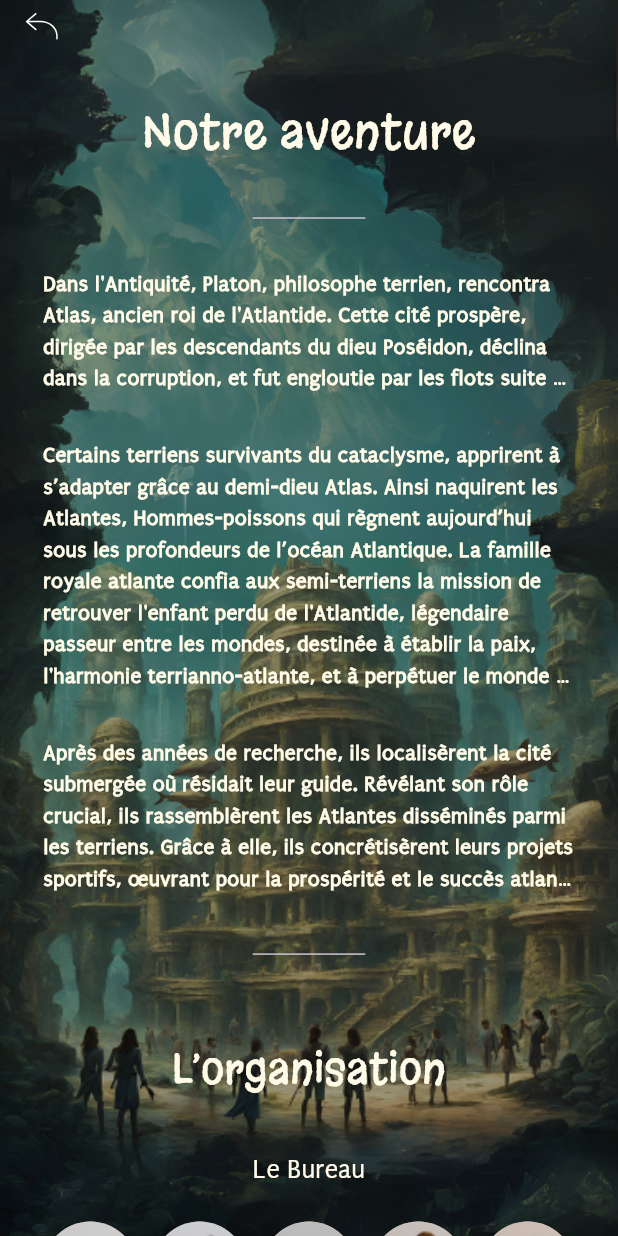
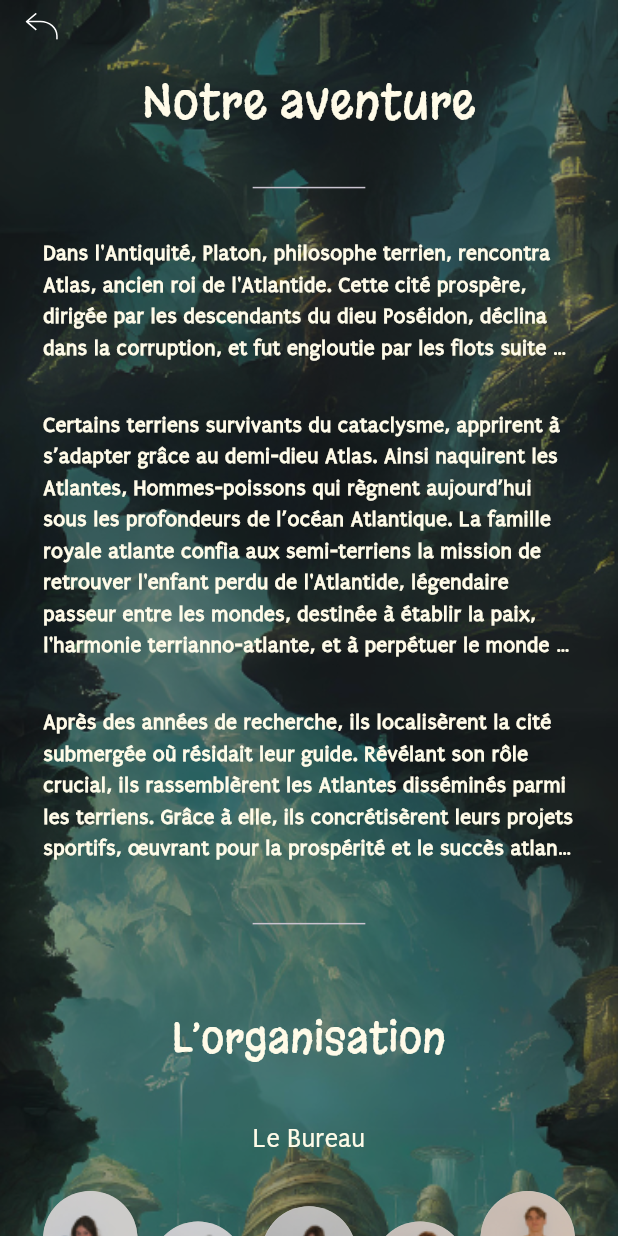
Before and after one commit to sagorahamed1/school_sports, a Flutter app: the screen it shows after launch, on a phone screen of 412 x 824 dp. Run offline on Flutter 3.47's test engine with Material 3 defaults, Android fonts, the light colour scheme and no system bars; our stand-ins replace flutter_screenutil, flutter_svg, get.

Commit message:
Positional issue complated

```diff
--- a/lib/views/screens/notreaventureScreen/notreaventure_screen.dart
+++ b/lib/views/screens/notreaventureScreen/notreaventure_screen.dart
@@ -32,20 +32,21 @@ class NotreaventureScreen extends StatelessWidget {
             )),
       ),
 //==============================================================================================================
-      body: Container(
+      body: SingleChildScrollView(
+        child: Container(
           width: double.infinity,
           decoration: const BoxDecoration(
             image: DecorationImage(
-              image: AssetImage(AppImages.notreaventurebg), fit: BoxFit.cover),
+                image: AssetImage(AppImages.notreaventurebg),
+                fit: BoxFit.cover),
           ),
-        child: SingleChildScrollView(
           child: Padding(
             padding: EdgeInsets.symmetric(horizontal: 26.w),
             child: Column(
               crossAxisAlignment: CrossAxisAlignment.center,
               mainAxisAlignment: MainAxisAlignment.start,
               children: [
-                SizedBox(height: 65.h),
+                SizedBox(height: 45.h),
                 //==============================================> Description Section <======================================================================
                 CustomText(
                   text: AppConstants.notreAventure,
@@ -88,7 +89,7 @@ class NotreaventureScreen extends StatelessWidget {
                 ),
                 SizedBox(height: 31.h),
                 SizedBox(width: 68.w, child: const Divider()),
-
+                //=======================================================================================================================================================
                 SizedBox(height: 47.h),
                 CustomText(
                   text: AppConstants.lorganisation,
@@ -112,9 +113,7 @@ class NotreaventureScreen extends StatelessWidget {
                               ),
                             ));
                   },
-
-//=====================================================================================================================================
-
+                  //==================================================> leBureau  Section<=========================
                   child: CustomText(
                     text: AppConstants.leBureau,
                     fontName: "Puritan",
@@ -124,21 +123,48 @@ class NotreaventureScreen extends StatelessWidget {
                   ),
                 ),
                 SizedBox(height: 10.h),
-                Row(
-                  mainAxisAlignment: MainAxisAlignment.center,
+                SizedBox(
+                  height: 80.w,
+                  width: MediaQuery.of(context).size.width,
+                  child: Stack(
                     children: [
-                    const CircleCard(image: AssetImage(AppImages.lebureau1)),
-                    SizedBox(width: 9.w),
-                    const CircleCard(image: AssetImage(AppImages.lebureau2)),
-                    SizedBox(width: 9.w),
-                    const CircleCard(image: AssetImage(AppImages.lebureau3)),
-                    SizedBox(width: 9.w),
-                    const CircleCard(image: AssetImage(AppImages.lebureau4)),
-                    SizedBox(width: 9.w),
-                    const CircleCard(image: AssetImage(AppImages.lebureau5)),
+                      // SizedBox(height: 10.h),
+                      Positioned(
+                        left: 0.w,
+                        top: 0.h,
+                        child: const CircleCard(
+                            image: AssetImage(AppImages.lebureau1)),
+                      ),
+                      Positioned(
+                        left: 65.w,
+                        top: 20.h,
+                        child: const CircleCard(
+                            image: AssetImage(AppImages.lebureau2)),
+                      ),
+                      Positioned(
+                        left: 132.w,
+                        top: 10.h,
+                        child: const CircleCard(
+                            image: AssetImage(AppImages.lebureau3)),
+                      ),
+                      Positioned(
+                        right: 65.w,
+                        top: 20.h,
+                        child: const CircleCard(
+                            image: AssetImage(AppImages.lebureau4)),
+                      ),
+                      Positioned(
+                        right: 0.w,
+                        top: 0.h,
+                        child: const CircleCard(
+                            image: AssetImage(AppImages.lebureau5)),
+                      ),
                     ],
                   ),
+                ),
                 SizedBox(height: 34.h),
+                //=====================================> lePole Section <==========================
+
                 CustomText(
                   text: AppConstants.lePole,
                   fontName: "Puritan",
@@ -147,17 +173,36 @@ class NotreaventureScreen extends StatelessWidget {
                   color: AppColors.whiteLight,
                 ),
                 SizedBox(height: 13.h),
-                Row(
-                  mainAxisAlignment: MainAxisAlignment.center,
+                SizedBox(
+                  height: 80.w,
+                  width: MediaQuery.of(context).size.width,
+                  child: Stack(
                     children: [
-                    const CircleCard(image: AssetImage(AppImages.lebureau6)),
-                    SizedBox(width: 9.w),
-                    const CircleCard(image: AssetImage(AppImages.lebureau7)),
-                    SizedBox(width: 9.w),
-                    const CircleCard(image: AssetImage(AppImages.lebureau8)),
+                      // SizedBox(height: 10.h),
+                      Positioned(
+                        left: 60.w,
+                        top: 0.h,
+                        child: const CircleCard(
+                            image: AssetImage(AppImages.lebureau6)),
+                      ),
+                      Positioned(
+                        left: 132.w,
+                        top: 20.h,
+                        child: const CircleCard(
+                            image: AssetImage(AppImages.lebureau7)),
+                      ),
+                      Positioned(
+                        right: 60.w,
+                        top: 0.h,
+                        child: const CircleCard(
+                            image: AssetImage(AppImages.lebureau8)),
+                      ),
                     ],
                   ),
+                ),
+
                 SizedBox(height: 34.h),
+                //=====================================> lePoleEvenm Section <==========================
                 CustomText(
                   text: AppConstants.lePoleEvenm,
                   fontName: "Puritan",
@@ -166,16 +211,34 @@ class NotreaventureScreen extends StatelessWidget {
                   color: AppColors.whiteLight,
                 ),
                 SizedBox(height: 13.h),
-                Row(
-                  mainAxisAlignment: MainAxisAlignment.center,
+                SizedBox(
+                  height: 80.w,
+                  width: MediaQuery.of(context).size.width,
+                  child: Stack(
                     children: [
-                    const CircleCard(image: AssetImage(AppImages.lebureau9)),
-                    SizedBox(width: 9.w),
-                    const CircleCard(image: AssetImage(AppImages.lebureau10)),
-                    SizedBox(width: 9.w),
-                    const CircleCard(image: AssetImage(AppImages.lebureau11)),
+                      // SizedBox(height: 10.h),
+                      Positioned(
+                        left: 60.w,
+                        top: 0.h,
+                        child: const CircleCard(
+                            image: AssetImage(AppImages.lebureau9)),
+                      ),
+                      Positioned(
+                        left: 132.w,
+                        top: 20.h,
+                        child: const CircleCard(
+                            image: AssetImage(AppImages.lebureau10)),
+                      ),
+                      Positioned(
+                        right: 60.w,
+                        top: 0.h,
+                        child: const CircleCard(
+                            image: AssetImage(AppImages.lebureau11)),
+                      ),
                     ],
                   ),
+                ),
+
                 SizedBox(height: 34.h),
                 CustomText(
                   text: AppConstants.lePoleSports,
```
Lines whose indentation alone changed are shown as unchanged.
